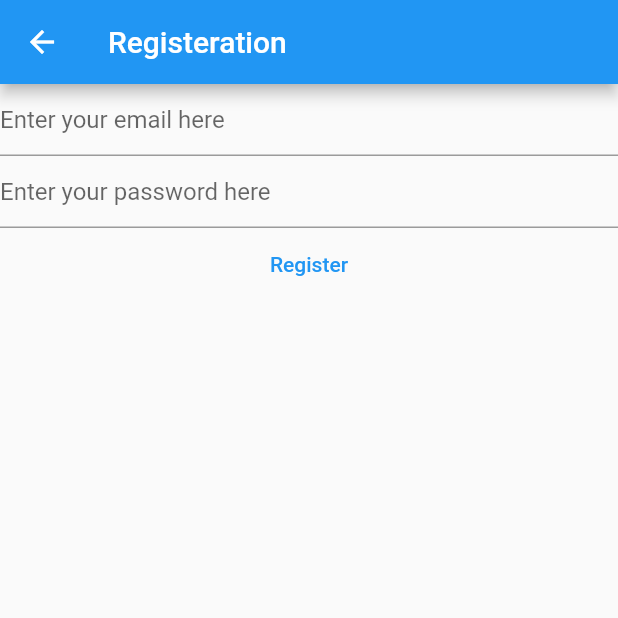
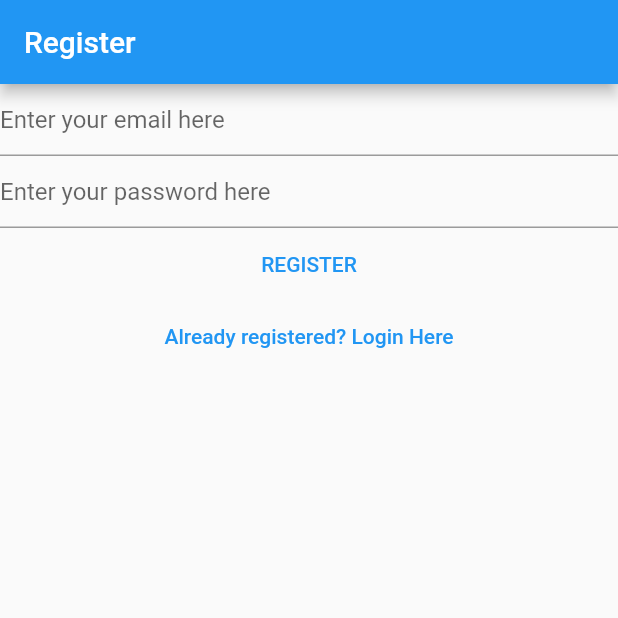
Before and after one commit to MuhammadSalman100295/Fluttering, a Flutter app: the RegisterView screen opened directly, on a phone screen of 412 x 824 dp, the top half of it. Run offline on Flutter 3.47's test engine with Material 2 defaults, Android fonts, the phone set to English and light mode, and no system bars; our stand-ins replace firebase_auth, firebase_core; accounts and stored records are empty.

Commit message:
second commit

```diff
--- a/lib/views/register_view.dart
+++ b/lib/views/register_view.dart
@@ -1,7 +1,6 @@
 import 'package:firebase_auth/firebase_auth.dart';
-import 'package:firebase_core/firebase_core.dart';
 import 'package:flutter/material.dart';
-import '../firebase_options.dart';
+
 
 class RegisterView extends StatefulWidget {
   const RegisterView({Key? key}) : super(key: key);
@@ -32,18 +31,10 @@ late final TextEditingController _email;
   @override
   Widget build(BuildContext context) {
     return Scaffold(
-      appBar: AppBar(
-        title: const Text('Registeration'),
-      ),
-      body: FutureBuilder(
-        future: Firebase.initializeApp(
-                  options: DefaultFirebaseOptions.currentPlatform,
-                    ),
-        builder: (context, snapshot) {
-          switch (snapshot.connectionState)
-          {
-            case ConnectionState.done:
-             return Column(
+
+      appBar: AppBar(title: const Text('Register'),),
+
+      body: Column(
             children: [
               TextField(
                 controller: _email,
@@ -87,16 +78,18 @@ late final TextEditingController _email;
                 }
 
               },
-            child: const Text('Register')
-            )
-          ],
-        );
-        default:
-        return const Text("Loading");
-          }
+              child: const Text('REGISTER')
+              ),
+
+              TextButton(
+                onPressed: (){
+                  Navigator.of(context).pushNamedAndRemoveUntil('/login/', (route) => false);
                 },
 
+              child: const Text('Already registered? Login Here')
+              )
 
+            ],
           ),
     );
   }
```
Also changed, not shown: lib/main.dart (+20 -11 lines), lib/views/login_view.dart (+12 -23 lines), lib/views/verify_email_view.dart (added, +35 -0 lines). Lines whose indentation alone changed are shown as unchanged.
